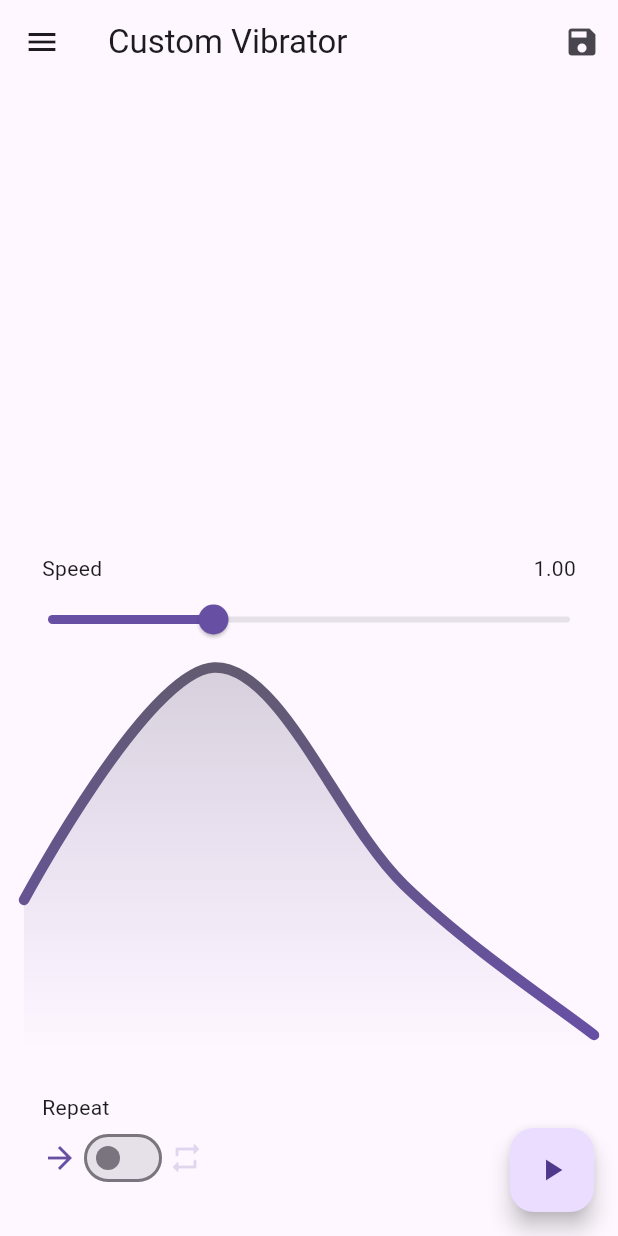
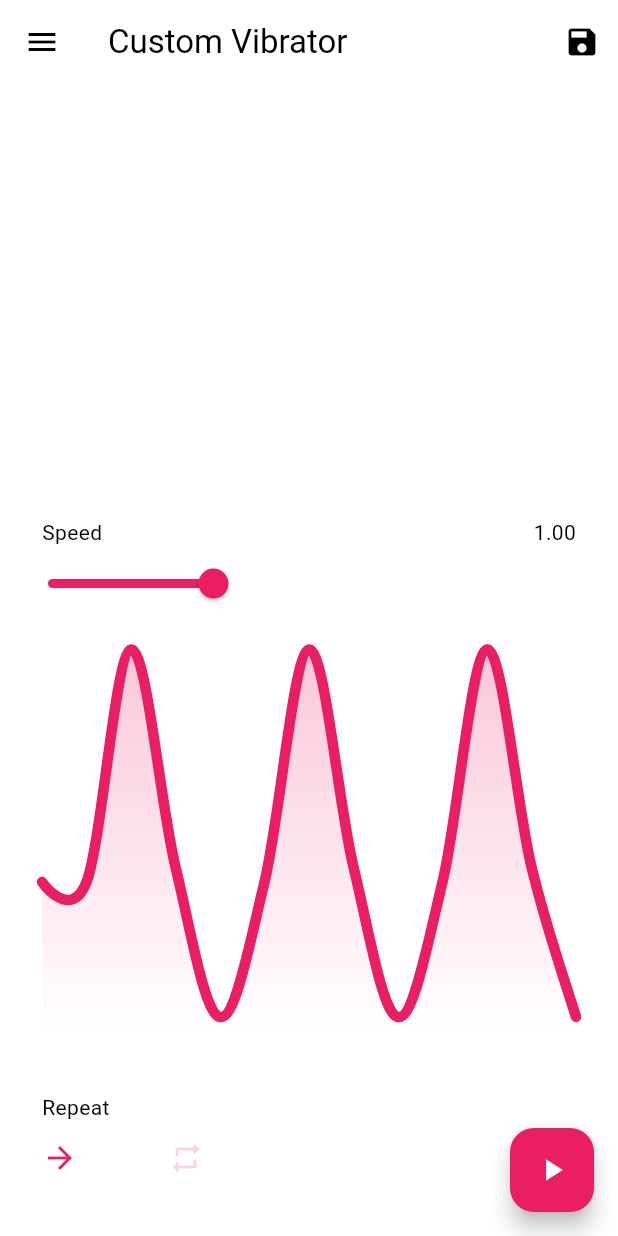
Before and after one commit to HannesGitH/vibration-test, a Flutter app: the screen it shows after launch, on a phone screen of 412 x 824 dp. Run offline on Flutter 3.47's test engine with Material 2 defaults, Android fonts, the phone set to English and light mode, and no system bars; drawn by our look-alikes of dynamic_color, fl_chart; our stand-ins replace flutter_riverpod, fluttertoast, package_info_plus, riverpod, vibration; missing offline and left inert: localstore.

Commit message:
some improvements

```diff
--- a/lib/main.dart
+++ b/lib/main.dart
@@ -1,3 +1,4 @@
+import 'package:dynamic_color/dynamic_color.dart';
 import 'package:flutter/material.dart';
 import 'package:flutter_localizations/flutter_localizations.dart';
 import 'package:flutter_riverpod/flutter_riverpod.dart';
@@ -17,6 +18,7 @@
   // This widget is the root of your application.
   @override
   Widget build(BuildContext context) {
+    return DynamicColorBuilder(builder: (lightColorScheme, darkColorScheme) {
       return MaterialApp(
         localizationsDelegates: const [
           S.delegate,
@@ -28,12 +30,15 @@
         title: 'Vibration',
         theme: ThemeData(
           useMaterial3: true,
-        primarySwatch: Colors.pink,
+          colorScheme: lightColorScheme ??
+              ColorScheme.fromSwatch(
+                  primarySwatch: Colors.pink, brightness: Brightness.light),
         ),
         darkTheme: ThemeData(
           useMaterial3: true,
-        brightness: Brightness.dark,
-        primarySwatch: Colors.pink,
+          colorScheme: darkColorScheme ??
+              ColorScheme.fromSwatch(
+                  primarySwatch: Colors.pink, brightness: Brightness.dark),
         ),
         initialRoute: '/',
         routes: {
@@ -42,5 +47,6 @@
           '/store': (context) => const VibrationStore(),
         },
       );
+    });
   }
 }
--- a/lib/models/vibration/pattern.dart
+++ b/lib/models/vibration/pattern.dart
@@ -77,7 +77,7 @@
 @JsonSerializable()
 class VibrationElement {
   const VibrationElement({
-    this.duration = const Duration(milliseconds: 100),
+    this.duration = const Duration(milliseconds: 10),
     this.amplitude = 0,
     this.xy,
   }) : assert(amplitude >= 0 && amplitude <= MAX_VIBRATION_AMPLITUDE,
--- a/pubspec.yaml
+++ b/pubspec.yaml
@@ -44,6 +44,7 @@
   package_info_plus: ^1.0.6
   fluttertoast: ^8.0.9
   fl_chart: ^0.55.1
+  dynamic_color: ^1.4.0
 
 dev_dependencies:
   flutter_test:
```
Also changed, not shown: lib/models/vibration/stateNotifier.dart (+13 -1 lines), lib/widgets/pattern.dart (+21 -13 lines), flutter_01.png (added), pubspec.lock, 8 other files. Lines whose indentation alone changed are shown as unchanged.
